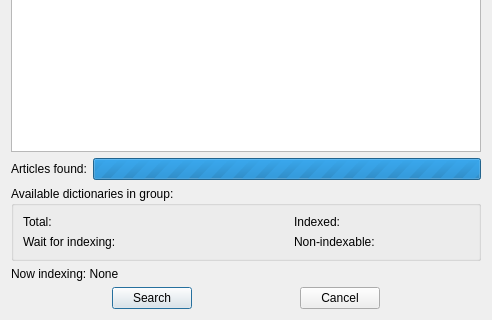
Old version of the form fulltextsearch.ui in the repository goldendict/goldendict; both pictures show x 0 to 492 and y 273 to 593 of the 492 by 593 pixel window.
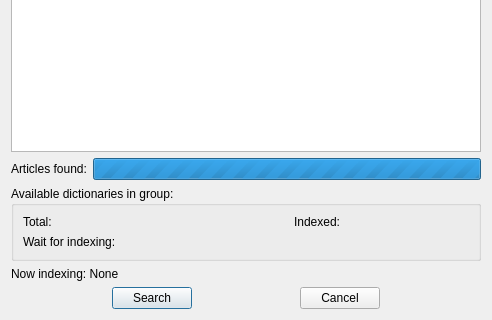
New version of the form.

```diff
--- a/fulltextsearch.ui
+++ b/fulltextsearch.ui
@@ -130,13 +130,6 @@
         </property>
        </widget>
       </item>
-      <item row="1" column="3">
-       <widget class="QLabel" name="label_4">
-        <property name="text">
-         <string>Non-indexable:</string>
-        </property>
-       </widget>
-      </item>
       <item row="0" column="4">
        <widget class="QLabel" name="readyDicts">
         <property name="text">
```
Left out of the diff: 7 changed lines with no effect on the pictures.
